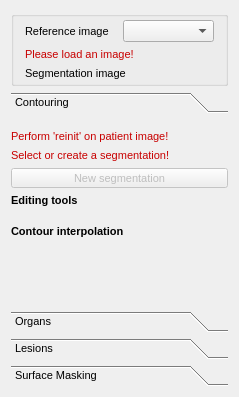
The window that Modules/Bundles/org.mitk.gui.qt.segmentation/src/internal/QmitkSegmentationControls.ui (MITK/MITK) describes before a commit, drawn with Qt 5.
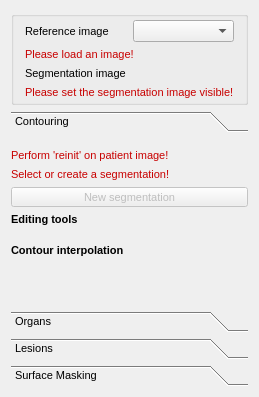
The same window after the commit. Icons and pictures are not drawn. Custom widgets are drawn as their Qt base class.

Commit message:
FIX (#5392): fixed node visibility issue in segmentation bundle
The segmentation bundle no longer chages the visibility of the nodes in the DataStorage.

The ew behaviour is as follows:
 - When attemptig to perform a segmentation on an invisible reference image a warning will be displayed in the GUI

 - Whe attemptig to modify / add 7 iteract with a segmetatio that is invisible a warning will be displayed in the GUI

```diff
--- a/Modules/Bundles/org.mitk.gui.qt.segmentation/src/internal/QmitkSegmentationControls.ui
+++ b/Modules/Bundles/org.mitk.gui.qt.segmentation/src/internal/QmitkSegmentationControls.ui
@@ -197,6 +197,110 @@
         </item>
        </layout>
       </item>
+      <item>
+       <widget class="QLabel" name="lblImageVisibilityWarning">
+        <property name="palette">
+         <palette>
+          <active>
+           <colorrole role="WindowText">
+            <brush brushstyle="SolidPattern">
+             <color alpha="255">
+              <red>200</red>
+              <green>0</green>
+              <blue>0</blue>
+             </color>
+            </brush>
+           </colorrole>
+           <colorrole role="Text">
+            <brush brushstyle="SolidPattern">
+             <color alpha="255">
+              <red>200</red>
+              <green>0</green>
+              <blue>0</blue>
+             </color>
+            </brush>
+           </colorrole>
+           <colorrole role="ButtonText">
+            <brush brushstyle="SolidPattern">
+             <color alpha="255">
+              <red>200</red>
+              <green>0</green>
+              <blue>0</blue>
+             </color>
+            </brush>
+           </colorrole>
+          </active>
+          <inactive>
+           <colorrole role="WindowText">
+            <brush brushstyle="SolidPattern">
+             <color alpha="255">
+              <red>200</red>
+              <green>0</green>
+              <blue>0</blue>
+             </color>
+            </brush>
+           </colorrole>
+           <colorrole role="Text">
+            <brush brushstyle="SolidPattern">
+             <color alpha="255">
+              <red>200</red>
+              <green>0</green>
+              <blue>0</blue>
+             </color>
+            </brush>
+           </colorrole>
+           <colorrole role="ButtonText">
+            <brush brushstyle="SolidPattern">
+             <color alpha="255">
+              <red>200</red>
+              <green>0</green>
+              <blue>0</blue>
+             </color>
+            </brush>
+           </colorrole>
+          </inactive>
+          <disabled>
+           <colorrole role="WindowText">
+            <brush brushstyle="SolidPattern">
+             <color alpha="255">
+              <red>84</red>
+              <green>82</green>
+              <blue>78</blue>
+             </color>
+            </brush>
+           </colorrole>
+           <colorrole role="Text">
+            <brush brushstyle="SolidPattern">
+             <color alpha="255">
+              <red>84</red>
+              <green>82</green>
+              <blue>78</blue>
+             </color>
+            </brush>
+           </colorrole>
+           <colorrole role="ButtonText">
+            <brush brushstyle="SolidPattern">
+             <color alpha="255">
+              <red>84</red>
+              <green>82</green>
+              <blue>78</blue>
+             </color>
+            </brush>
+           </colorrole>
+          </disabled>
+         </palette>
+        </property>
+        <property name="font">
+         <font>
+          <weight>50</weight>
+          <bold>false</bold>
+         </font>
+        </property>
+        <property name="text">
+         <string>Please set the segmentation image visible!</string>
+        </property>
+       </widget>
+      </item>
      </layout>
     </widget>
    </item>
```
The commit also changes 2 other files.
